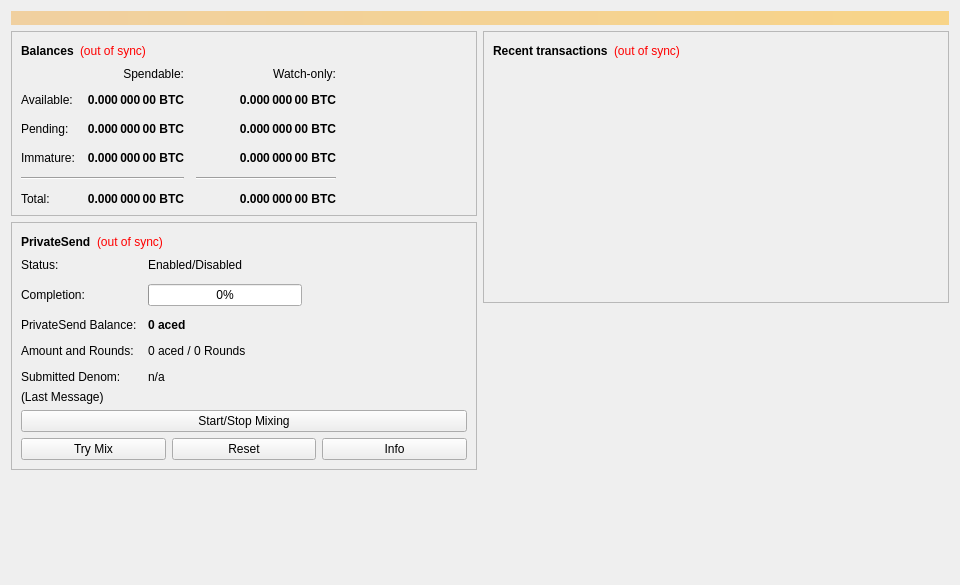
The window that src/qt/forms/overviewpage.ui (Acedcoin/AceD) describes before a commit, drawn with Qt 5.
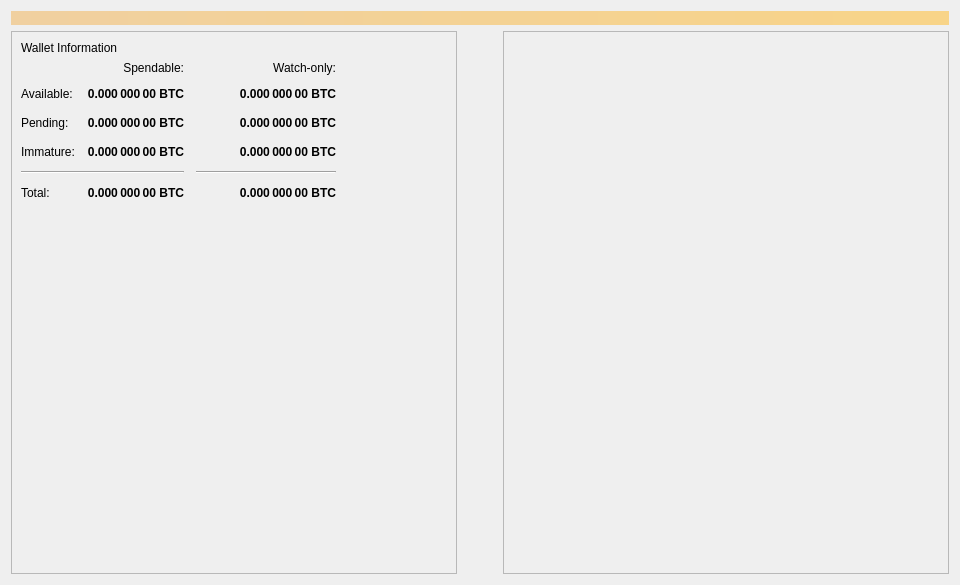
The same window after the commit.

Patch:
```diff
--- a/src/qt/forms/overviewpage.ui
+++ b/src/qt/forms/overviewpage.ui
@@ -40,7 +40,7 @@
     </widget>
    </item>
    <item>
-    <layout class="QHBoxLayout" name="horizontalLayout" stretch="1,1">
+    <layout class="QHBoxLayout" name="horizontalLayout" stretch="1,0,1">
      <item>
       <layout class="QVBoxLayout" name="verticalLayout_2">
        <item>
@@ -53,49 +53,14 @@
          </property>
          <layout class="QVBoxLayout" name="verticalLayout_4">
           <item>
-           <layout class="QHBoxLayout" name="horizontalLayout_4">
+           <layout class="QVBoxLayout" name="verticalLayout_6">
             <item>
-             <widget class="QLabel" name="label_5">
-              <property name="font">
-               <font>
-                <weight>75</weight>
-                <bold>true</bold>
-               </font>
-              </property>
+             <widget class="QLabel" name="labelWalletInfo">
               <property name="text">
-               <string>Balances</string>
+               <string>Wallet Information</string>
               </property>
              </widget>
             </item>
-            <item>
-             <widget class="QLabel" name="labelWalletStatus">
-              <property name="toolTip">
-               <string>The displayed information may be out of date. Your wallet automatically synchronizes with the aced network after a connection is established, but this process has not completed yet.</string>
-              </property>
-              <property name="styleSheet">
-               <string notr="true">QLabel { color: red; }</string>
-              </property>
-              <property name="text">
-               <string notr="true">(out of sync)</string>
-              </property>
-              <property name="alignment">
-               <set>Qt::AlignLeading|Qt::AlignLeft|Qt::AlignVCenter</set>
-              </property>
-             </widget>
-            </item>
-            <item>
-             <spacer name="horizontalSpacer_3">
-              <property name="orientation">
-               <enum>Qt::Horizontal</enum>
-              </property>
-              <property name="sizeHint" stdset="0">
-               <size>
-                <width>40</width>
-                <height>20</height>
-               </size>
-              </property>
-             </spacer>
-            </item>
            </layout>
           </item>
           <item>
@@ -103,6 +68,13 @@
             <property name="spacing">
              <number>12</number>
             </property>
+            <item row="4" column="0" colspan="2">
+             <widget class="Line" name="lineSpendableBalance">
+              <property name="orientation">
+               <enum>Qt::Horizontal</enum>
+              </property>
+             </widget>
+            </item>
             <item row="2" column="2">
              <widget class="QLabel" name="labelWatchPending">
               <property name="font">
@@ -128,60 +100,13 @@
               </property>
              </widget>
             </item>
-            <item row="2" column="1">
-             <widget class="QLabel" name="labelUnconfirmed">
-              <property name="font">
-               <font>
-                <weight>75</weight>
-                <bold>true</bold>
-               </font>
-              </property>
-              <property name="cursor">
-               <cursorShape>IBeamCursor</cursorShape>
-              </property>
-              <property name="toolTip">
-               <string>Total of transactions that have yet to be confirmed, and do not yet count toward the spendable balance</string>
-              </property>
+            <item row="0" column="1">
+             <widget class="QLabel" name="labelSpendable">
               <property name="text">
-               <string notr="true">0.000 000 00 BTC</string>
+               <string>Spendable:</string>
               </property>
               <property name="alignment">
                <set>Qt::AlignRight|Qt::AlignTrailing|Qt::AlignVCenter</set>
-              </property>
-              <property name="textInteractionFlags">
-               <set>Qt::LinksAccessibleByMouse|Qt::TextSelectableByKeyboard|Qt::TextSelectableByMouse</set>
-              </property>
-             </widget>
-            </item>
-            <item row="3" column="2">
-             <widget class="QLabel" name="labelWatchImmature">
-              <property name="font">
-               <font>
-                <weight>75</weight>
-                <bold>true</bold>
-               </font>
-              </property>
-              <property name="cursor">
-               <cursorShape>IBeamCursor</cursorShape>
-              </property>
-              <property name="toolTip">
-               <string>Mined balance in watch-only addresses that has not yet matured</string>
-              </property>
-              <property name="text">
-               <string notr="true">0.000 000 00 BTC</string>
-              </property>
-              <property name="alignment">
-               <set>Qt::AlignRight|Qt::AlignTrailing|Qt::AlignVCenter</set>
-              </property>
-              <property name="textInteractionFlags">
-               <set>Qt::LinksAccessibleByMouse|Qt::TextSelectableByKeyboard|Qt::TextSelectableByMouse</set>
-              </property>
-             </widget>
-            </item>
-            <item row="4" column="0" colspan="2">
-             <widget class="Line" name="lineSpendableBalance">
-              <property name="orientation">
-               <enum>Qt::Horizontal</enum>
               </property>
              </widget>
             </item>
@@ -204,6 +129,56 @@
               </property>
              </widget>
             </item>
+            <item row="2" column="1">
+             <widget class="QLabel" name="labelUnconfirmed">
+              <property name="font">
+               <font>
+                <weight>75</weight>
+                <bold>true</bold>
+               </font>
+              </property>
+              <property name="cursor">
+               <cursorShape>IBeamCursor</cursorShape>
+              </property>
+              <property name="toolTip">
+               <string>Total of transactions that have yet to be confirmed, and do not yet count toward the spendable balance</string>
+              </property>
+              <property name="text">
+               <string notr="true">0.000 000 00 BTC</string>
+              </property>
+              <property name="alignment">
+               <set>Qt::AlignRight|Qt::AlignTrailing|Qt::AlignVCenter</set>
+              </property>
+              <property name="textInteractionFlags">
+               <set>Qt::LinksAccessibleByMouse|Qt::TextSelectableByKeyboard|Qt::TextSelectableByMouse</set>
+              </property>
+             </widget>
+            </item>
+            <item row="3" column="2">
+             <widget class="QLabel" name="labelWatchImmature">
+              <property name="font">
+               <font>
+                <weight>75</weight>
+                <bold>true</bold>
+               </font>
+              </property>
+              <property name="cursor">
+               <cursorShape>IBeamCursor</cursorShape>
+              </property>
+              <property name="toolTip">
+               <string>Mined balance in watch-only addresses that has not yet matured</string>
+              </property>
+              <property name="text">
+               <string notr="true">0.000 000 00 BTC</string>
+              </property>
+              <property name="alignment">
+               <set>Qt::AlignRight|Qt::AlignTrailing|Qt::AlignVCenter</set>
+              </property>
+              <property name="textInteractionFlags">
+               <set>Qt::LinksAccessibleByMouse|Qt::TextSelectableByKeyboard|Qt::TextSelectableByMouse</set>
+              </property>
+             </widget>
+            </item>
             <item row="5" column="0">
              <widget class="QLabel" name="labelTotalText">
               <property name="text">
@@ -316,13 +291,6 @@
               </property>
              </widget>
             </item>
-            <item row="1" column="0">
-             <widget class="QLabel" name="labelBalanceText">
-              <property name="text">
-               <string>Available:</string>
-              </property>
-             </widget>
-            </item>
             <item row="1" column="1">
              <widget class="QLabel" name="labelBalance">
               <property name="font">
@@ -380,280 +348,46 @@
               </property>
              </widget>
             </item>
-            <item row="0" column="1">
-             <widget class="QLabel" name="labelSpendable">
-              <property name="text">
-               <string>Spendable:</string>
-              </property>
-              <property name="alignment">
-               <set>Qt::AlignRight|Qt::AlignTrailing|Qt::AlignVCenter</set>
-              </property>
-             </widget>
-            </item>
-           </layout>
-          </item>
-         </layout>
-        </widget>
-       </item>
-       <item>
-        <widget class="QFrame" name="framePrivateSend">
-         <property name="layoutDirection">
-          <enum>Qt::LeftToRight</enum>
-         </property>
-         <property name="frameShape">
-          <enum>QFrame::StyledPanel</enum>
-         </property>
-         <property name="frameShadow">
-          <enum>QFrame::Raised</enum>
-         </property>
-         <layout class="QVBoxLayout" name="VerticalLayout_PS1">
-          <item>
-           <layout class="QHBoxLayout" name="horizontalLayout_5">
-            <item>
-             <widget class="QLabel" name="labelPrivateSendHeader">
-              <property name="font">
-               <font>
-                <weight>75</weight>
-                <bold>true</bold>
-               </font>
-              </property>
-              <property name="text">
-               <string>PrivateSend</string>
-              </property>
-             </widget>
-            </item>
-            <item>
-             <widget class="QLabel" name="labelPrivateSendSyncStatus">
-              <property name="toolTip">
-               <string>The displayed information may be out of date. Your wallet automatically synchronizes with the aced network after a connection is established, but this process has not completed yet.</string>
-              </property>
-              <property name="styleSheet">
-               <string notr="true">QLabel { color: red; }</string>
-              </property>
-              <property name="text">
-               <string notr="true">(out of sync)</string>
-              </property>
-              <property name="alignment">
-               <set>Qt::AlignLeading|Qt::AlignLeft|Qt::AlignVCenter</set>
-              </property>
-             </widget>
-            </item>
-            <item>
-             <spacer name="horizontalSpacer_4">
-              <property name="orientation">
-               <enum>Qt::Horizontal</enum>
-              </property>
-              <property name="sizeHint" stdset="0">
-               <size>
-                <width>40</width>
-                <height>20</height>
-               </size>
-              </property>
-             </spacer>
-            </item>
-           </layout>
-          </item>
-          <item>
-           <layout class="QFormLayout" name="privateSendFormLayout">
-            <property name="fieldGrowthPolicy">
-             <enum>QFormLayout::AllNonFixedFieldsGrow</enum>
-            </property>
-            <property name="horizontalSpacing">
-             <number>11</number>
-            </property>
-            <property name="verticalSpacing">
-             <number>12</number>
-            </property>
-            <item row="0" column="0">
-             <widget class="QLabel" name="labelPrivateSendEnabledText">
-              <property name="text">
-               <string>Status:</string>
-              </property>
-             </widget>
-            </item>
-            <item row="0" column="1">
-             <widget class="QLabel" name="labelPrivateSendEnabled">
-              <property name="text">
-               <string>Enabled/Disabled</string>
-              </property>
-             </widget>
-            </item>
             <item row="1" column="0">
-             <widget class="QLabel" name="labelCompletitionText">
+             <widget class="QLabel" name="labelBalanceText">
               <property name="text">
-               <string>Completion:</string>
-              </property>
-             </widget>
-            </item>
-            <item row="1" column="1">
-             <widget class="QProgressBar" name="privateSendProgress">
-              <property name="maximumSize">
-               <size>
-                <width>154</width>
-                <height>16777215</height>
-               </size>
-              </property>
-              <property name="value">
-               <number>0</number>
-              </property>
-             </widget>
-            </item>
-            <item row="2" column="0">
-             <widget class="QLabel" name="labelAnonymizedText">
-              <property name="text">
-               <string>PrivateSend Balance:</string>
-              </property>
-             </widget>
-            </item>
-            <item row="2" column="1">
-             <widget class="QLabel" name="labelAnonymized">
-              <property name="font">
-               <font>
-                <weight>75</weight>
-                <bold>true</bold>
-               </font>
-              </property>
-              <property name="text">
-               <string notr="true">0 aced</string>
-              </property>
-             </widget>
-            </item>
-            <item row="3" column="0">
-             <widget class="QLabel" name="labelAmountAndRoundsText">
-              <property name="text">
-               <string>Amount and Rounds:</string>
-              </property>
-             </widget>
-            </item>
-            <item row="3" column="1">
-             <widget class="QLabel" name="labelAmountRounds">
-              <property name="text">
-               <string>0 aced / 0 Rounds</string>
-              </property>
-             </widget>
-            </item>
-            <item row="4" column="0">
-             <widget class="QLabel" name="labelSubmittedDenomText">
-              <property name="text">
-               <string>Submitted Denom:</string>
-              </property>
-             </widget>
-            </item>
-            <item row="4" column="1">
-             <widget class="QLabel" name="labelSubmittedDenom">
-              <property name="toolTip">
-               <string>The denominations you submitted to the Masternode.&lt;br&gt;To mix, other users must submit the exact same denominations.</string>
-              </property>
-              <property name="text">
-               <string>n/a</string>
+               <string>Available:</string>
               </property>
              </widget>
             </item>
            </layout>
           </item>
           <item>
-           <layout class="QVBoxLayout" name="VerticalLayout_PS">
-            <item>
-             <widget class="QLabel" name="labelPrivateSendLastMessage">
-              <property name="text">
-               <string>(Last Message)</string>
-              </property>
-              <property name="alignment">
-               <set>Qt::AlignLeading|Qt::AlignLeft|Qt::AlignTop</set>
-              </property>
-              <property name="wordWrap">
-               <bool>true</bool>
-              </property>
-             </widget>
-            </item>
-            <item>
-             <widget class="QPushButton" name="togglePrivateSend">
-              <property name="sizePolicy">
-               <sizepolicy hsizetype="MinimumExpanding" vsizetype="Fixed">
-                <horstretch>0</horstretch>
-                <verstretch>0</verstretch>
-               </sizepolicy>
-              </property>
-              <property name="text">
-               <string>Start/Stop Mixing</string>
-              </property>
-             </widget>
-            </item>
-            <item>
-             <layout class="QHBoxLayout" name="horizontalLayout_debugbuttons">
-              <item>
-               <widget class="QPushButton" name="privateSendAuto">
-                <property name="sizePolicy">
-                 <sizepolicy hsizetype="MinimumExpanding" vsizetype="Fixed">
-                  <horstretch>0</horstretch>
-                  <verstretch>0</verstretch>
-                 </sizepolicy>
-                </property>
-                <property name="toolTip">
-                 <string>Try to manually submit a PrivateSend request.</string>
-                </property>
-                <property name="text">
-                 <string>Try Mix</string>
-                </property>
-               </widget>
-              </item>
-              <item>
-               <widget class="QPushButton" name="privateSendReset">
-                <property name="sizePolicy">
-                 <sizepolicy hsizetype="MinimumExpanding" vsizetype="Fixed">
-                  <horstretch>0</horstretch>
-                  <verstretch>0</verstretch>
-                 </sizepolicy>
-                </property>
-                <property name="toolTip">
-                 <string>Reset the current status of PrivateSend (can interrupt PrivateSend if it's in the process of Mixing, which can cost you money!)</string>
-                </property>
-                <property name="autoFillBackground">
-                 <bool>false</bool>
-                </property>
-                <property name="text">
-                 <string>Reset</string>
-                </property>
-               </widget>
-              </item>
-              <item>
-               <widget class="QPushButton" name="privateSendInfo">
-                <property name="sizePolicy">
-                 <sizepolicy hsizetype="MinimumExpanding" vsizetype="Fixed">
-                  <horstretch>0</horstretch>
-                  <verstretch>0</verstretch>
-                 </sizepolicy>
-                </property>
-                <property name="toolTip">
-                 <string>Information about PrivateSend and Mixing</string>
-                </property>
-                <property name="text">
-                 <string>Info</string>
-                </property>
-               </widget>
-              </item>
-             </layout>
-            </item>
-           </layout>
+           <spacer name="verticalSpacer">
+            <property name="orientation">
+             <enum>Qt::Vertical</enum>
+            </property>
+            <property name="sizeHint" stdset="0">
+             <size>
+              <width>20</width>
+              <height>40</height>
+             </size>
+            </property>
+           </spacer>
           </item>
          </layout>
         </widget>
        </item>
-       <item>
-        <spacer name="verticalSpacer">
-         <property name="orientation">
-          <enum>Qt::Vertical</enum>
-         </property>
-         <property name="sizeHint" stdset="0">
-          <size>
-           <width>20</width>
-           <height>40</height>
-          </size>
-         </property>
-        </spacer>
-       </item>
       </layout>
      </item>
+     <item>
+      <spacer name="horizontalSpacer_3">
+       <property name="orientation">
+        <enum>Qt::Horizontal</enum>
+       </property>
+       <property name="sizeHint" stdset="0">
+        <size>
+         <width>40</width>
+         <height>20</height>
+        </size>
+       </property>
+      </spacer>
+     </item>
      <item>
       <layout class="QVBoxLayout" name="verticalLayout_3">
        <item>
@@ -666,86 +400,44 @@
          </property>
          <layout class="QVBoxLayout" name="verticalLayout">
           <item>
-           <layout class="QHBoxLayout" name="horizontalLayout_2">
+           <spacer name="verticalSpacer_3">
+            <property name="orientation">
+             <enum>Qt::Vertical</enum>
+            </property>
+            <property name="sizeHint" stdset="0">
+             <size>
+              <width>20</width>
+              <height>40</height>
+             </size>
+            </property>
+           </spacer>
+          </item>
+          <item>
+           <layout class="QHBoxLayout" name="horizontalLayout_13">
             <item>
-             <widget class="QLabel" name="label_4">
-              <property name="font">
-               <font>
-                <weight>75</weight>
-                <bold>true</bold>
-               </font>
-              </property>
-              <property name="text">
-               <string>Recent transactions</string>
-              </property>
-             </widget>
-            </item>
-            <item>
-             <widget class="QLabel" name="labelTransactionsStatus">
-              <property name="toolTip">
-               <string>The displayed information may be out of date. Your wallet automatically synchronizes with the aced network after a connection is established, but this process has not completed yet.</string>
-              </property>
+             <widget class="QListView" name="listTransactions">
               <property name="styleSheet">
-               <string notr="true">QLabel { color: red; }</string>
+               <string notr="true">QListView { background: transparent; }</string>
               </property>
-              <property name="text">
-               <string notr="true">(out of sync)</string>
+              <property name="frameShape">
+               <enum>QFrame::NoFrame</enum>
               </property>
-              <property name="alignment">
-               <set>Qt::AlignLeading|Qt::AlignLeft|Qt::AlignVCenter</set>
+              <property name="verticalScrollBarPolicy">
+               <enum>Qt::ScrollBarAlwaysOff</enum>
+              </property>
+              <property name="horizontalScrollBarPolicy">
+               <enum>Qt::ScrollBarAlwaysOff</enum>
+              </property>
+              <property name="selectionMode">
+               <enum>QAbstractItemView::NoSelection</enum>
               </property>
              </widget>
             </item>
-            <item>
-             <spacer name="horizontalSpacer">
-              <property name="orientation">
-               <enum>Qt::Horizontal</enum>
-              </property>
-              <property name="sizeHint" stdset="0">
-               <size>
-                <width>40</width>
-                <height>20</height>
-               </size>
-              </property>
-             </spacer>
-            </item>
            </layout>
           </item>
-          <item>
-           <widget class="QListView" name="listTransactions">
-            <property name="styleSheet">
-             <string notr="true">QListView { background: transparent; }</string>
-            </property>
-            <property name="frameShape">
-             <enum>QFrame::NoFrame</enum>
-            </property>
-            <property name="verticalScrollBarPolicy">
-             <enum>Qt::ScrollBarAlwaysOff</enum>
-            </property>
-            <property name="horizontalScrollBarPolicy">
-             <enum>Qt::ScrollBarAlwaysOff</enum>
-            </property>
-            <property name="selectionMode">
-             <enum>QAbstractItemView::NoSelection</enum>
-            </property>
-           </widget>
-          </item>
          </layout>
         </widget>
        </item>
-       <item>
-        <spacer name="verticalSpacer_2">
-         <property name="orientation">
-          <enum>Qt::Vertical</enum>
-         </property>
-         <property name="sizeHint" stdset="0">
-          <size>
-           <width>20</width>
-           <height>40</height>
-          </size>
-         </property>
-        </spacer>
-       </item>
       </layout>
      </item>
     </layout>
```
